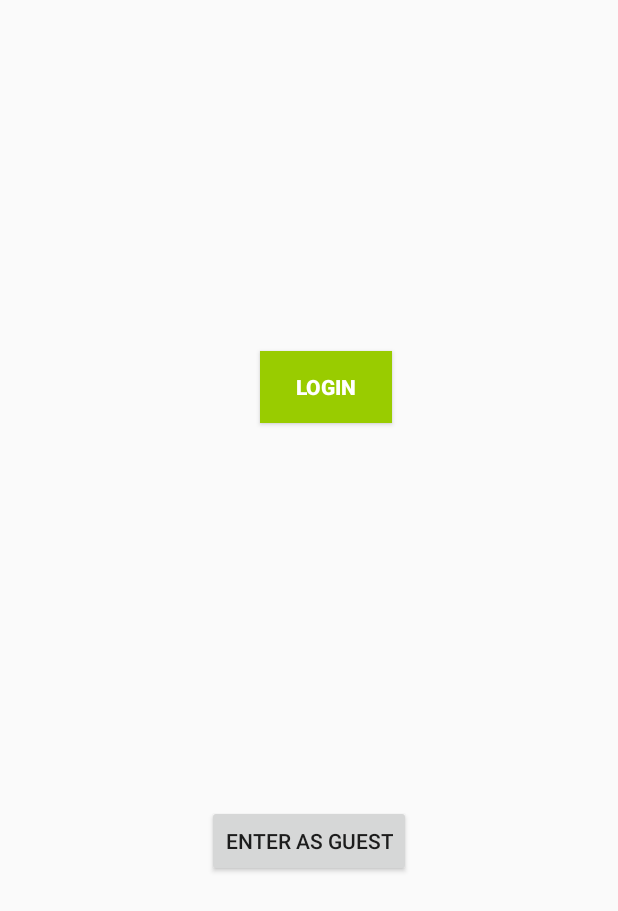
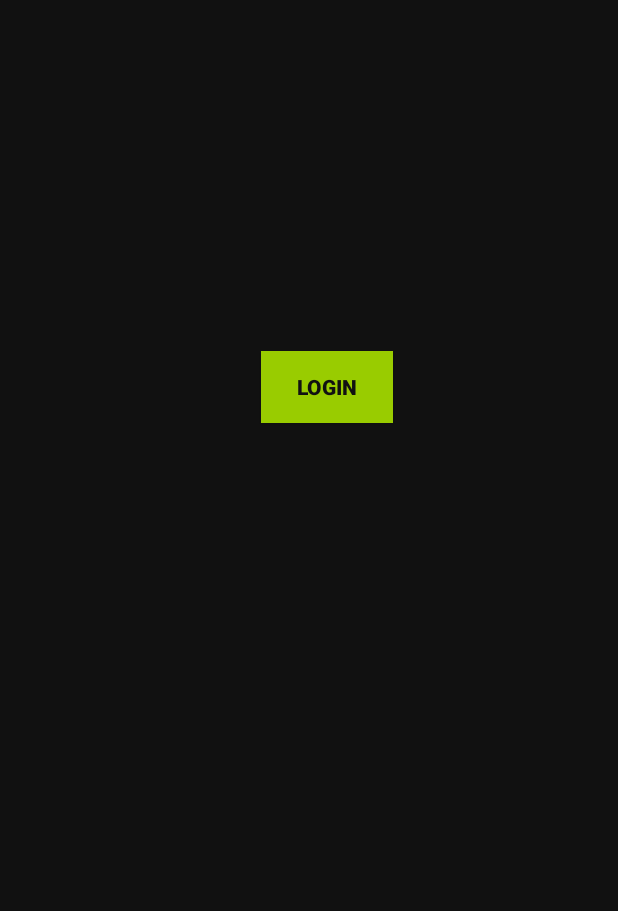
Before and after one commit to Prateek-Agarwal-20/pocket-party, an Android app: the screen it shows after launch (LoginActivity), on a phone screen of 412 x 824 dp. Shown: the top 911 px of the screen. Run offline under Robolectric (Android 15) with nearby library versions, the phone set to English and light mode, and no system bars; our stand-ins replace Firebase (no records; nobody signed in at launch, a user with empty details on screens opened directly); libraries missing offline, so code that uses them is left out: com.spotify.android.

```diff
--- a/app/src/main/java/com/example/pocketparty/LoginActivity.kt
+++ b/app/src/main/java/com/example/pocketparty/LoginActivity.kt
@@ -32,13 +32,13 @@ class LoginActivity : AppCompatActivity() {
         loginBtn.setOnClickListener {
             Authentication.connectToSpotify(this)
             loginBtn.visibility = GONE
-            enterBtn.visibility = GONE
+//            enterBtn.visibility = GONE
             pbLoading.visibility = VISIBLE
         }
 
-        enterBtn.setOnClickListener {
-            startActivity(Intent(this@LoginActivity, MainActivity::class.java))
-        }
+//        enterBtn.setOnClickListener {
+//            startActivity(Intent(this@LoginActivity, MainActivity::class.java))
+//        }
 
         auth = FirebaseAuth.getInstance()
         FirebaseApp.initializeApp(this)
--- a/app/src/main/res/layout/content_main.xml
+++ b/app/src/main/res/layout/content_main.xml
@@ -7,14 +7,14 @@
         tools:showIn="@layout/app_bar_main"
         android:layout_width="match_parent"
         android:layout_height="match_parent"
-    tools:context=".MainActivity">
+        tools:context=".MainActivity"
+        android:background="#111111">
 
     <android.support.v7.widget.RecyclerView
             android:id="@+id/recyclerCues"
             android:layout_width="match_parent"
             android:layout_height="match_parent"
             android:scrollbars="vertical"
-            android:padding="20dp"
-            app:layout_behavior=""/>
+            android:padding="20dp"/>
 
 </android.support.v4.widget.NestedScrollView>
--- a/app/src/main/res/layout/login_screen.xml
+++ b/app/src/main/res/layout/login_screen.xml
@@ -4,7 +4,8 @@
                                              xmlns:tools="http://schemas.android.com/tools"
                                              android:layout_width="match_parent"
                                              android:id="@+id/login_layout"
-                                             android:layout_height="match_parent">
+                                             android:layout_height="match_parent"
+                                             android:background="#111111">
 
 
     <Button
@@ -13,21 +14,20 @@
             android:layout_height="wrap_content"
             android:id="@+id/loginBtn" android:layout_marginTop="160dp"
             app:layout_constraintTop_toTopOf="parent"
-            app:layout_constraintStart_toStartOf="parent"
-            android:layout_marginStart="8dp" app:layout_constraintEnd_toEndOf="parent" android:layout_marginEnd="8dp"
-            android:background="@android:color/holo_green_light" android:textColor="@android:color/white"
+            app:layout_constraintStart_toStartOf="parent" app:layout_constraintEnd_toEndOf="parent"
+            android:background="@android:color/holo_green_light" android:textColor="#111111"
             android:textStyle="bold" app:layout_constraintHorizontal_bias="0.537"
             android:layout_marginBottom="8dp" app:layout_constraintBottom_toTopOf="@+id/guideline4"/>
-    <Button
-            android:text="Enter As Guest"
-            android:layout_width="wrap_content"
-            android:layout_height="wrap_content"
-            android:id="@+id/enterBtn" android:layout_marginBottom="8dp"
-            app:layout_constraintBottom_toBottomOf="parent" app:layout_constraintStart_toStartOf="parent"
-            android:layout_marginStart="8dp"
-            android:layout_marginTop="8dp" app:layout_constraintTop_toBottomOf="@+id/loginBtn"
-            app:layout_constraintVertical_bias="0.516" android:layout_marginEnd="8dp"
-            app:layout_constraintEnd_toEndOf="parent"/>
+    <!--<Button-->
+    <!--android:text="Enter As Guest"-->
+    <!--android:layout_width="wrap_content"-->
+    <!--android:layout_height="wrap_content"-->
+    <!--android:id="@+id/enterBtn" android:layout_marginBottom="8dp"-->
+    <!--app:layout_constraintBottom_toBottomOf="parent" app:layout_constraintStart_toStartOf="parent"-->
+    <!--android:layout_marginStart="8dp"-->
+    <!--android:layout_marginTop="8dp" app:layout_constraintTop_toBottomOf="@+id/loginBtn"-->
+    <!--app:layout_constraintVertical_bias="0.516" android:layout_marginEnd="8dp"-->
+    <!--app:layout_constraintEnd_toEndOf="parent"/>-->
     <android.support.constraint.Guideline
             android:orientation="horizontal"
             android:layout_width="wrap_content"
```
Also changed, not shown: app/src/main/java/com/example/pocketparty/MainActivity.kt (+33 -30 lines). Lines whose indentation alone changed are shown as unchanged.
